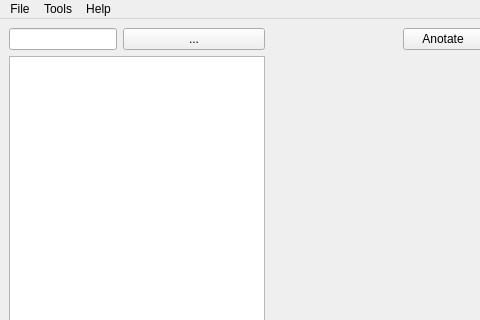
Before: the Qt Designer form specleTracking/src/ui/windowanotationmanager.ui in stepanmracek/icrc, drawn with Qt 5; both pictures show x 0 to 480 and y 0 to 320 of the 1106 by 672 pixel window.
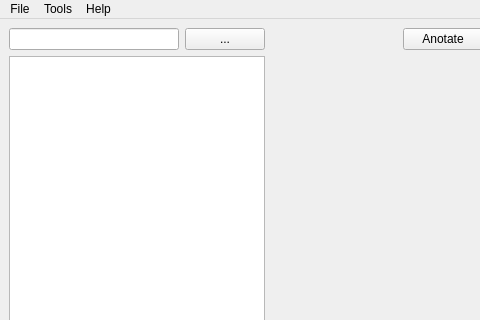
After: the same form once the commit is applied. Icons and pictures are not drawn. Custom widgets are drawn as their Qt base class.

Diff of the .ui file:
```diff
--- a/specleTracking/src/ui/windowanotationmanager.ui
+++ b/specleTracking/src/ui/windowanotationmanager.ui
@@ -22,7 +22,7 @@
         <item>
          <widget class="QLineEdit" name="lineEdit">
           <property name="sizePolicy">
-           <sizepolicy hsizetype="Maximum" vsizetype="Fixed">
+           <sizepolicy hsizetype="Preferred" vsizetype="Fixed">
             <horstretch>0</horstretch>
             <verstretch>0</verstretch>
            </sizepolicy>
@@ -35,7 +35,7 @@
         <item>
          <widget class="QPushButton" name="btnBrowse">
           <property name="sizePolicy">
-           <sizepolicy hsizetype="Minimum" vsizetype="Fixed">
+           <sizepolicy hsizetype="Fixed" vsizetype="Fixed">
             <horstretch>0</horstretch>
             <verstretch>0</verstretch>
            </sizepolicy>
```
